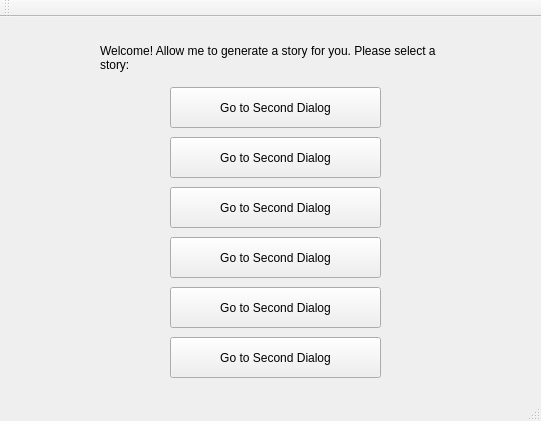
Qt form mad_libs_ui/madlibs.ui (jacquelinennguyen/pic10c_final_project) before a commit.
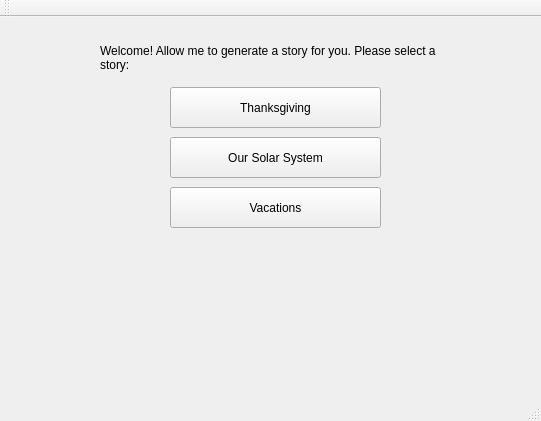
The same form after that commit.

The edit to the form file:
```diff
--- a/mad_libs_ui/madlibs.ui
+++ b/mad_libs_ui/madlibs.ui
@@ -43,36 +43,23 @@
      </rect>
     </property>
     <property name="text">
-     <string>Go to Second Dialog</string>
+     <string>Thanksgiving</string>
     </property>
    </widget>
    <widget class="QPushButton" name="Story_2">
     <property name="geometry">
      <rect>
       <x>170</x>
-      <y>320</y>
-      <width>211</width>
-      <height>41</height>
-     </rect>
-    </property>
-    <property name="text">
-     <string>Go to Second Dialog</string>
-    </property>
-   </widget>
-   <widget class="QPushButton" name="Story_3">
-    <property name="geometry">
-     <rect>
-      <x>170</x>
       <y>120</y>
       <width>211</width>
       <height>41</height>
      </rect>
     </property>
     <property name="text">
-     <string>Go to Second Dialog</string>
+     <string>Our Solar System</string>
     </property>
    </widget>
-   <widget class="QPushButton" name="Story_4">
+   <widget class="QPushButton" name="Story_3">
     <property name="geometry">
      <rect>
       <x>170</x>
@@ -82,33 +69,7 @@
      </rect>
     </property>
     <property name="text">
-     <string>Go to Second Dialog</string>
-    </property>
-   </widget>
-   <widget class="QPushButton" name="Story_5">
-    <property name="geometry">
-     <rect>
-      <x>170</x>
-      <y>220</y>
-      <width>211</width>
-      <height>41</height>
-     </rect>
-    </property>
-    <property name="text">
-     <string>Go to Second Dialog</string>
-    </property>
-   </widget>
-   <widget class="QPushButton" name="Story_6">
-    <property name="geometry">
-     <rect>
-      <x>170</x>
-      <y>270</y>
-      <width>211</width>
-      <height>41</height>
-     </rect>
-    </property>
-    <property name="text">
-     <string>Go to Second Dialog</string>
+     <string>Vacations</string>
     </property>
    </widget>
   </widget>
```
